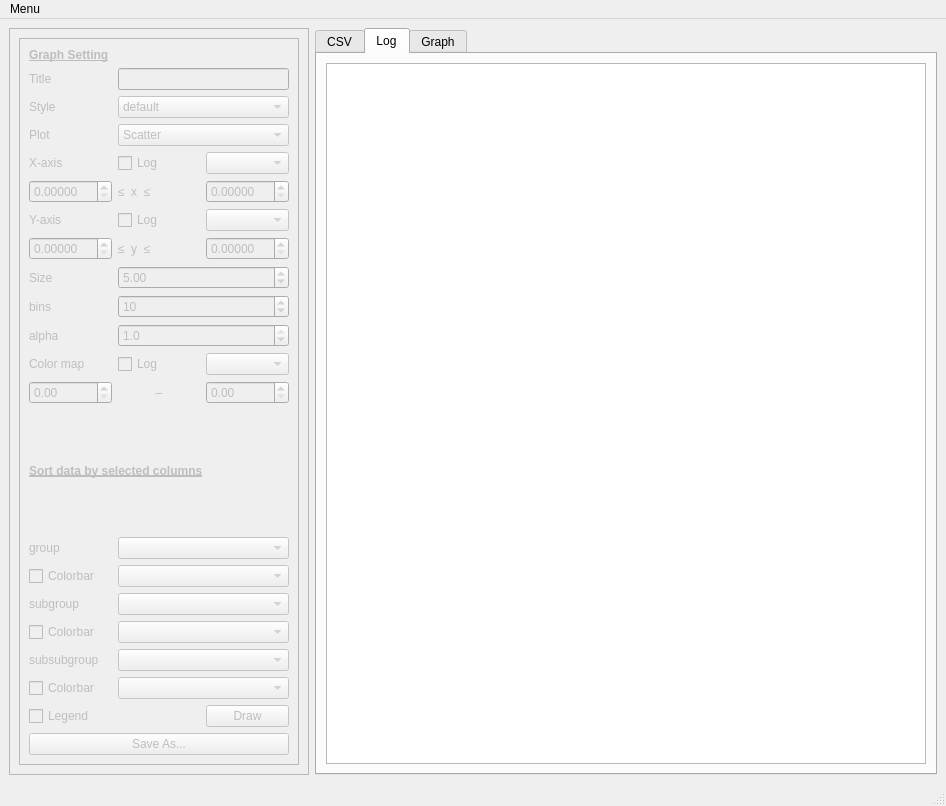
This is sgui.ui in SojiroFukuda/sview-gui as Qt 5 draws it before an edit. The edited form follows.
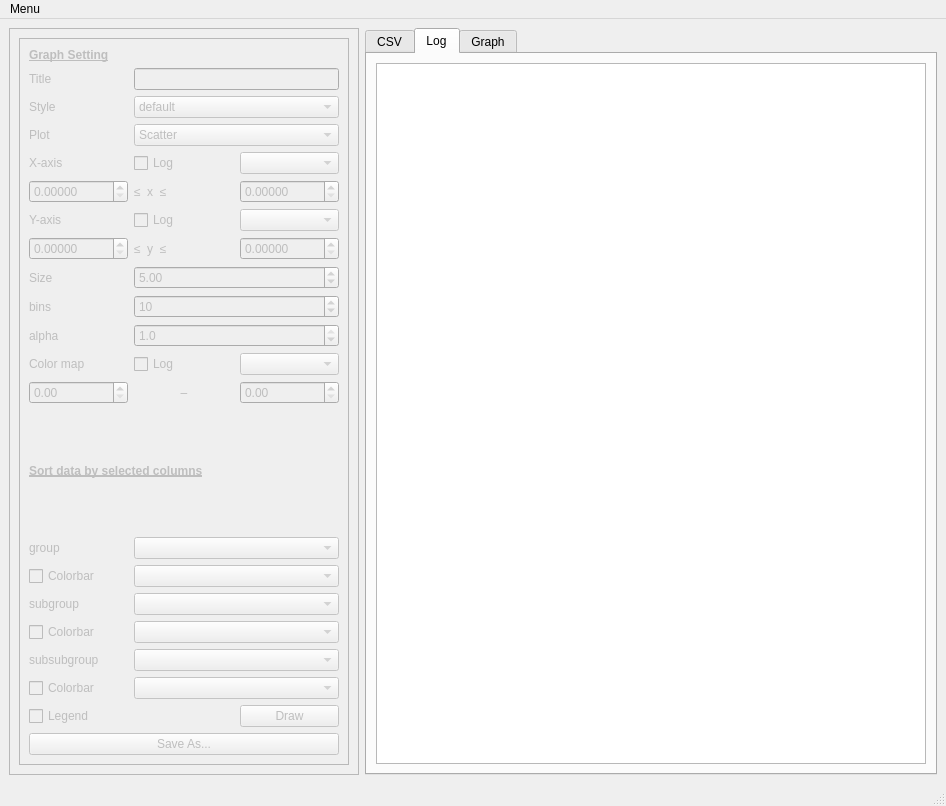
This is the edited form. The open tabs and pages were chosen to show the change.

Diff of the .ui file:
```diff
--- a/sgui.ui
+++ b/sgui.ui
@@ -25,7 +25,7 @@
       </property>
       <property name="maximumSize">
        <size>
-        <width>300</width>
+        <width>350</width>
         <height>16777215</height>
        </size>
       </property>
@@ -37,8 +37,8 @@
         <rect>
          <x>0</x>
          <y>0</y>
-         <width>302</width>
-         <height>735</height>
+         <width>331</width>
+         <height>845</height>
         </rect>
        </property>
        <layout class="QGridLayout" name="gridLayout_5">
@@ -475,8 +475,8 @@
            <string>&lt;!DOCTYPE HTML PUBLIC &quot;-//W3C//DTD HTML 4.0//EN&quot; &quot;http://www.w3.org/TR/REC-html40/strict.dtd&quot;&gt;
 &lt;html&gt;&lt;head&gt;&lt;meta name=&quot;qrichtext&quot; content=&quot;1&quot; /&gt;&lt;style type=&quot;text/css&quot;&gt;
 p, li { white-space: pre-wrap; }
-&lt;/style&gt;&lt;/head&gt;&lt;body style=&quot; font-family:'.AppleSystemUIFont'; font-size:13pt; font-weight:400; font-style:normal;&quot;&gt;
-&lt;p style=&quot;-qt-paragraph-type:empty; margin-top:0px; margin-bottom:0px; margin-left:0px; margin-right:0px; -qt-block-indent:0; text-indent:0px; font-family:'.SF NS Text';&quot;&gt;&lt;br /&gt;&lt;/p&gt;&lt;/body&gt;&lt;/html&gt;</string>
+&lt;/style&gt;&lt;/head&gt;&lt;body style=&quot; font-family:'Sans Serif'; font-size:9pt; font-weight:400; font-style:normal;&quot;&gt;
+&lt;p style=&quot;-qt-paragraph-type:empty; margin-top:0px; margin-bottom:0px; margin-left:0px; margin-right:0px; -qt-block-indent:0; text-indent:0px; font-family:'.SF NS Text'; font-size:13pt;&quot;&gt;&lt;br /&gt;&lt;/p&gt;&lt;/body&gt;&lt;/html&gt;</string>
           </property>
          </widget>
         </item>
```
Left out of the diff: 6 changed lines with no effect on the pictures.
